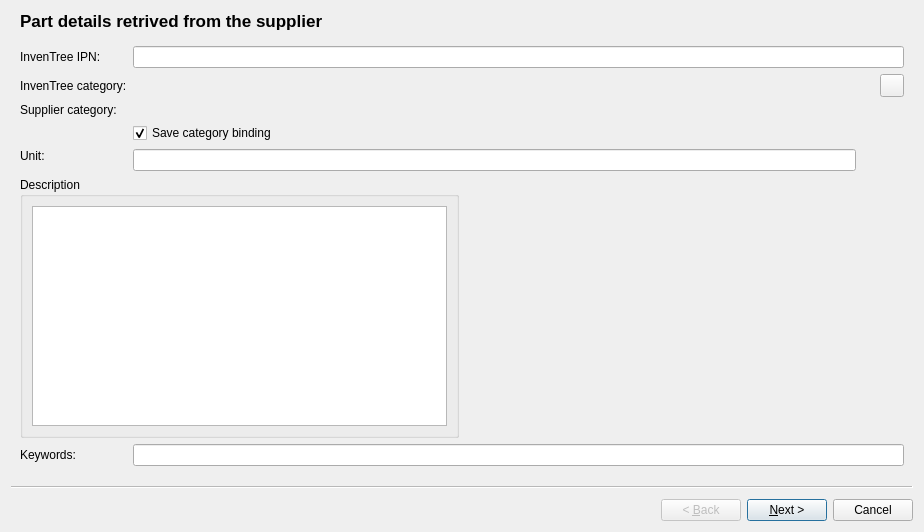
martonmiklos/qntree, file inventreepartimportwizard.ui: the form before one commit.
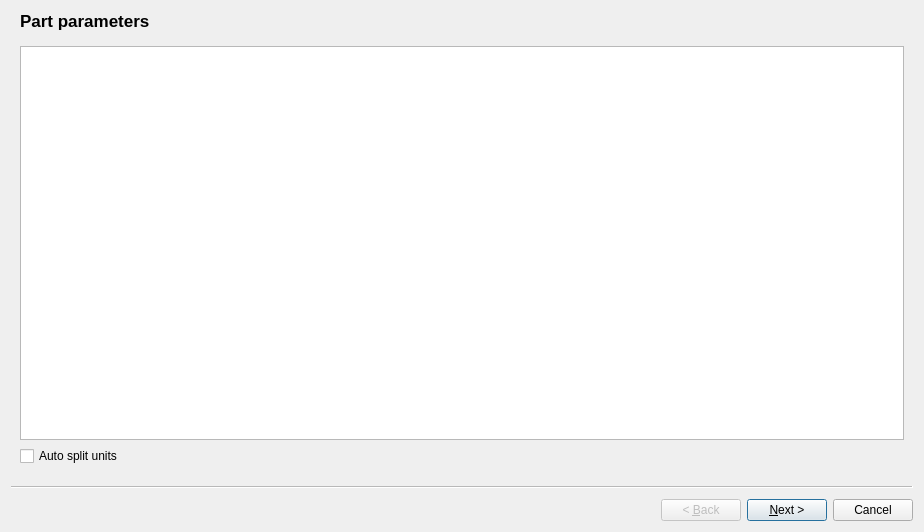
The form after the commit.

Commit message: Saving category mapping works!

Patch:
```diff
--- a/inventreepartimportwizard.ui
+++ b/inventreepartimportwizard.ui
@@ -16,140 +16,6 @@
   <property name="wizardStyle">
    <enum>QWizard::ClassicStyle</enum>
   </property>
-  <widget class="QWizardPage" name="wizardPagePartDetails">
-   <property name="title">
-    <string>Part details retrived from the supplier</string>
-   </property>
-   <attribute name="pageId">
-    <string notr="true">2</string>
-   </attribute>
-   <layout class="QGridLayout" name="gridLayout">
-    <item row="9" column="0">
-     <widget class="QLabel" name="label_5">
-      <property name="text">
-       <string>Keywords:</string>
-      </property>
-     </widget>
-    </item>
-    <item row="1" column="5">
-     <widget class="QToolButton" name="toolButtonEditInventTreeCategory">
-      <property name="text">
-       <string/>
-      </property>
-     </widget>
-    </item>
-    <item row="9" column="1" colspan="5">
-     <widget class="QLineEdit" name="lineEditKeyWords"/>
-    </item>
-    <item row="0" column="0">
-     <widget class="QLabel" name="labelInvenTreeIPN">
-      <property name="text">
-       <string>InvenTree IPN:</string>
-      </property>
-     </widget>
-    </item>
-    <item row="4" column="1" rowspan="2">
-     <widget class="QLineEdit" name="lineEditUnit"/>
-    </item>
-    <item row="3" column="1">
-     <widget class="QCheckBox" name="checkBoxSaveCategorBinding">
-      <property name="text">
-       <string>Save category binding</string>
-      </property>
-      <property name="checked">
-       <bool>true</bool>
-      </property>
-     </widget>
-    </item>
-    <item row="0" column="1" colspan="5">
-     <widget class="QLineEdit" name="lineEditIPN">
-      <property name="text">
-       <string/>
-      </property>
-     </widget>
-    </item>
-    <item row="1" column="0">
-     <widget class="QLabel" name="label_4">
-      <property name="sizePolicy">
-       <sizepolicy hsizetype="Fixed" vsizetype="Preferred">
-        <horstretch>0</horstretch>
-        <verstretch>0</verstretch>
-       </sizepolicy>
-      </property>
-      <property name="text">
-       <string>InvenTree category:</string>
-      </property>
-     </widget>
-    </item>
-    <item row="2" column="0">
-     <widget class="QLabel" name="label_7">
-      <property name="text">
-       <string>Supplier category:</string>
-      </property>
-     </widget>
-    </item>
-    <item row="4" column="0">
-     <widget class="QLabel" name="labelUnit">
-      <property name="text">
-       <string>Unit:</string>
-      </property>
-     </widget>
-    </item>
-    <item row="6" column="0" colspan="6">
-     <layout class="QHBoxLayout" name="horizontalLayout">
-      <property name="bottomMargin">
-       <number>0</number>
-      </property>
-      <item>
-       <widget class="QGroupBox" name="groupBox">
-        <property name="title">
-         <string>Description</string>
-        </property>
-        <layout class="QGridLayout" name="gridLayout_6">
-         <item row="0" column="0">
-          <widget class="QTextEdit" name="textEditDescription">
-           <property name="sizePolicy">
-            <sizepolicy hsizetype="Preferred" vsizetype="Expanding">
-             <horstretch>0</horstretch>
-             <verstretch>0</verstretch>
-            </sizepolicy>
-           </property>
-          </widget>
-         </item>
-        </layout>
-       </widget>
-      </item>
-      <item>
-       <widget class="QLabel" name="labelPartImage">
-        <property name="text">
-         <string/>
-        </property>
-       </widget>
-      </item>
-     </layout>
-    </item>
-    <item row="2" column="1" colspan="4">
-     <widget class="QLabel" name="labelSupplierCategory">
-      <property name="minimumSize">
-       <size>
-        <width>40</width>
-        <height>0</height>
-       </size>
-      </property>
-      <property name="text">
-       <string/>
-      </property>
-     </widget>
-    </item>
-    <item row="1" column="1" colspan="2">
-     <widget class="QLabel" name="labelInvenTreeCategory">
-      <property name="text">
-       <string/>
-      </property>
-     </widget>
-    </item>
-   </layout>
-  </widget>
   <widget class="QWizardPage" name="wizardPageParameters">
    <property name="title">
     <string>Part parameters</string>
```
Left out of the diff: 2 changed lines with no effect on the pictures. The commit also changes 18 other files.
